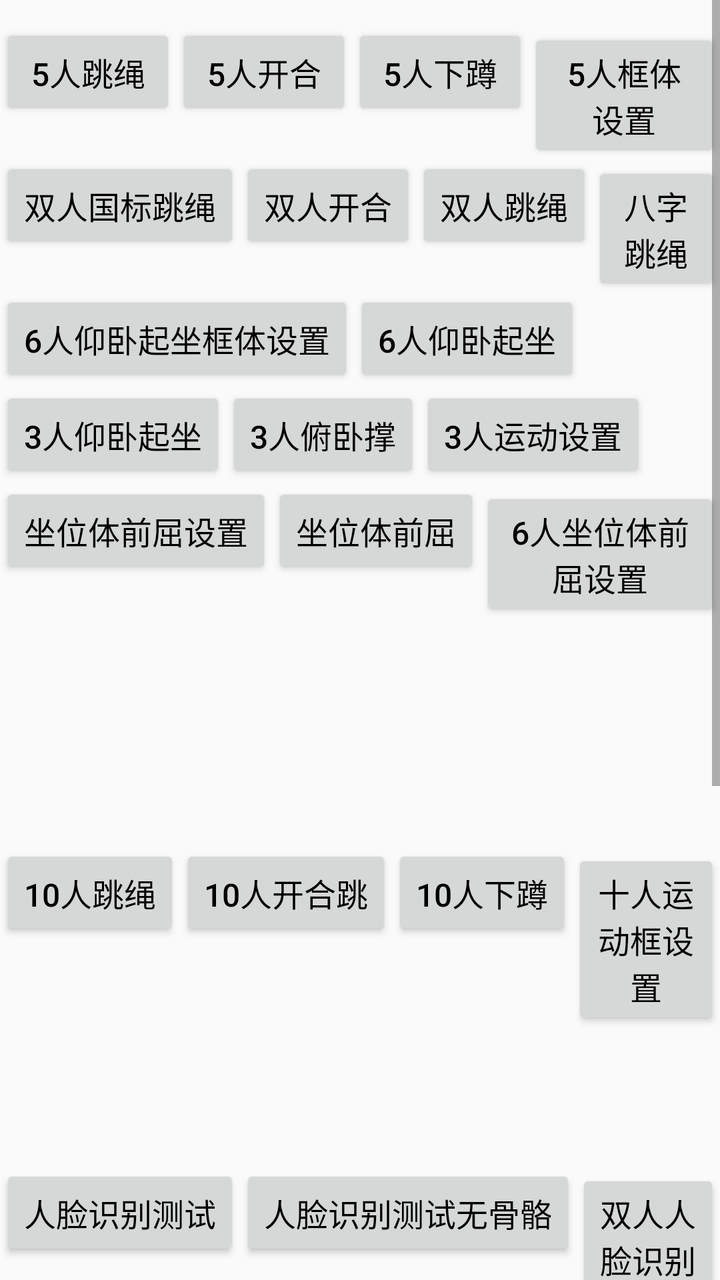
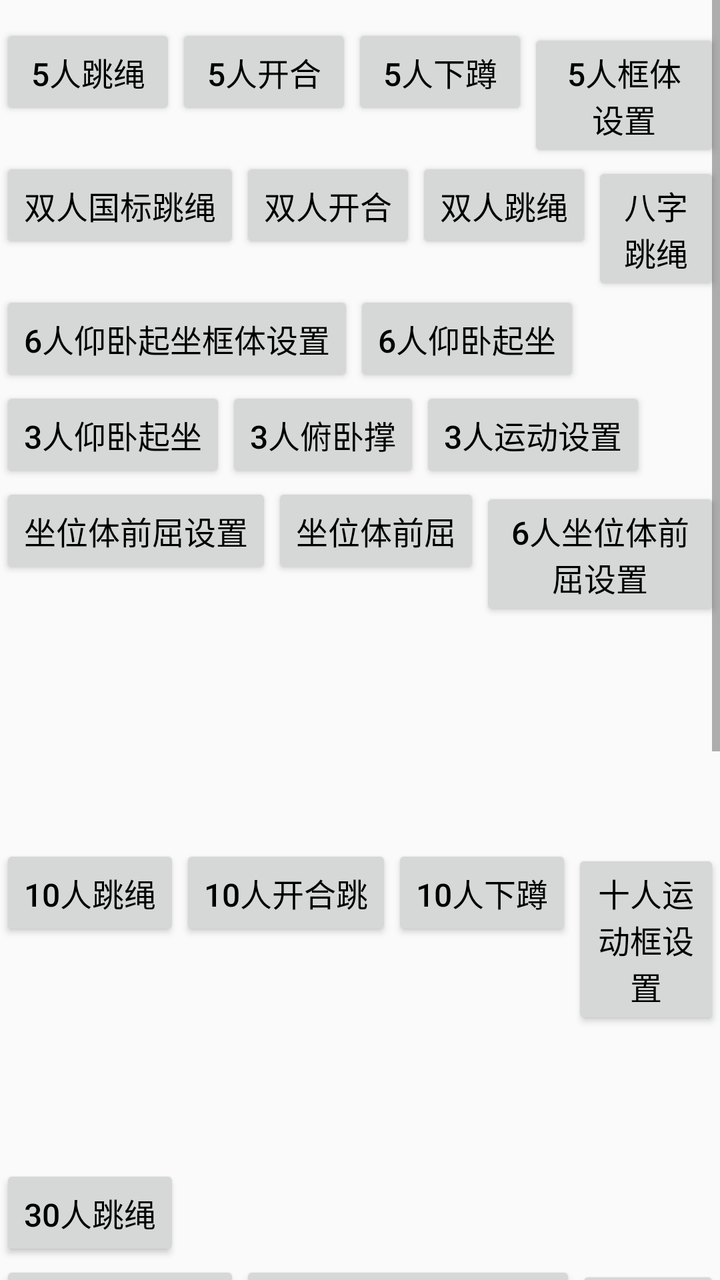

Screens rendered from an Android XML layout before and after an edit, with the pre-edit source and the edit as a unified diff.
<!-- AndroidManifest.xml: application theme AppTheme -->
<!-- res/layout/ac_main.xml -->
<?xml version="1.0" encoding="utf-8"?>
<androidx.constraintlayout.widget.ConstraintLayout xmlns:android="http://schemas.android.com/apk/res/android"
    xmlns:app="http://schemas.android.com/apk/res-auto"
    android:layout_width="match_parent"
    android:layout_height="match_parent">

    <ScrollView
        android:layout_width="match_parent"
        android:layout_height="match_parent"
        android:layout_centerHorizontal="true"
        android:scrollbars="vertical">

        <LinearLayout
            android:layout_width="wrap_content"
            android:layout_height="wrap_content"
            android:layout_centerInParent="true"
            android:orientation="vertical"
            android:paddingTop="12dp"
            android:paddingBottom="12dp">

            <LinearLayout
                android:layout_width="wrap_content"
                android:layout_height="wrap_content"
                android:orientation="horizontal">

                <Button
                    android:id="@+id/bnt_0"
                    android:layout_width="wrap_content"
                    android:layout_height="wrap_content"
                    android:text="5人跳绳"
                    android:textColor="@color/color_black"
                    android:textSize="16sp" />

                <Button
                    android:id="@+id/bnt_3"
                    android:layout_width="wrap_content"
                    android:layout_height="wrap_content"
                    android:text="5人开合"
                    android:textColor="@color/color_black"
                    android:textSize="16sp" />

                <Button
                    android:id="@+id/bnt_4"
                    android:layout_width="wrap_content"
                    android:layout_height="wrap_content"
                    android:text="5人下蹲"
                    android:textColor="@color/color_black"
                    android:textSize="16sp" />
                <Button
                    android:id="@+id/bnt_5_region_set"
                    android:layout_width="wrap_content"
                    android:layout_height="wrap_content"
                    android:text="5人框体设置"
                    android:textColor="@color/color_black"
                    android:textSize="16sp" />

            </LinearLayout>

            <LinearLayout
                android:layout_width="match_parent"
                android:layout_height="wrap_content"
                android:contentDescription="双人运动">

                <Button
                    android:id="@+id/btn_skip_gb"
                    android:layout_width="wrap_content"
                    android:layout_height="wrap_content"
                    android:text="双人国标跳绳"
                    android:textColor="@color/color_black"
                    android:textSize="16sp" />
                <Button
                    android:id="@+id/btn_double_open_close"
                    android:layout_width="wrap_content"
                    android:layout_height="wrap_content"
                    android:text="双人开合"
                    android:textColor="@color/color_black"
                    android:textSize="16sp" />

                <Button
                    android:id="@+id/btn_skip"
                    android:layout_width="wrap_content"
                    android:layout_height="wrap_content"
                    android:text="双人跳绳"
                    android:textColor="@color/color_black"
                    android:textSize="16sp" />

                <Button
                    android:id="@+id/btn_skip_eight"
                    android:layout_width="wrap_content"
                    android:layout_height="wrap_content"
                    android:text="八字跳绳"
                    android:textColor="@color/color_black"
                    android:textSize="16sp" />
            </LinearLayout>

            <LinearLayout
                android:layout_width="match_parent"
                android:layout_height="wrap_content"
                android:contentDescription="双人运动">
                <Button
                    android:id="@+id/btn_six_ywqz_set"
                    android:layout_width="wrap_content"
                    android:layout_height="wrap_content"
                    android:text="6人仰卧起坐框体设置"
                    android:textColor="@color/color_black"
                    android:textSize="16sp" />
                <Button
                    android:id="@+id/btn_six_ywqz"
                    android:layout_width="wrap_content"
                    android:layout_height="wrap_content"
                    android:text="6人仰卧起坐"
                    android:textColor="@color/color_black"
                    android:textSize="16sp" />
            </LinearLayout>

            <LinearLayout
                android:layout_width="wrap_content"
                android:layout_height="wrap_content">

                <Button
                    android:id="@+id/bnt_8"
                    android:layout_width="wrap_content"
                    android:layout_height="wrap_content"
                    android:text="3人仰卧起坐"
                    android:textColor="@color/color_black"
                    android:textSize="16sp" />

                <Button
                    android:id="@+id/bnt_9"
                    android:layout_width="wrap_content"
                    android:layout_height="wrap_content"
                    android:text="3人俯卧撑"
                    android:textColor="@color/color_black"
                    android:textSize="16sp" />

                <Button
                    android:id="@+id/btn_three_set"
                    android:layout_width="wrap_content"
                    android:layout_height="wrap_content"
                    android:text="3人运动设置"
                    android:textColor="@color/color_black"
                    android:textSize="16sp" />

            </LinearLayout>

            <LinearLayout
                android:layout_width="wrap_content"
                android:layout_height="wrap_content"
                android:orientation="horizontal">


                <Button
                    android:id="@+id/bnt_10"
                    android:layout_width="wrap_content"
                    android:layout_height="wrap_content"
                    android:text="坐位体前屈设置"
                    android:textColor="@color/color_black"
                    android:textSize="16sp" />

                <Button
                    android:id="@+id/bnt_zw"
                    android:layout_width="wrap_content"
                    android:layout_height="wrap_content"
                    android:text="坐位体前屈"
                    android:textColor="@color/color_black"
                    android:textSize="16sp" />

                <Button
                    android:id="@+id/btn_forward_6_set"
                    android:layout_width="wrap_content"
                    android:layout_height="wrap_content"
                    android:text="6人坐位体前屈设置"
                    android:textColor="@color/color_black"
                    android:textSize="16sp" />

                <Button
                    android:id="@+id/btn_forward_6"
                    android:layout_width="wrap_content"
                    android:layout_height="wrap_content"
                    android:text="6人坐位体前屈"
                    android:textColor="@color/color_black"
                    android:textSize="16sp" />

            </LinearLayout>

            <LinearLayout
                android:layout_width="wrap_content"
                android:layout_height="wrap_content"
                android:orientation="horizontal">

                <Button
                    android:id="@+id/bnt_11"
                    android:layout_width="wrap_content"
                    android:layout_height="wrap_content"
                    android:text="10人跳绳"
                    android:textColor="@color/color_black"
                    android:textSize="16sp" />

                <Button
                    android:id="@+id/btn_ten_open_close"
                    android:layout_width="wrap_content"
                    android:layout_height="wrap_content"
                    android:text="10人开合跳"
                    android:textColor="@color/color_black"
                    android:textSize="16sp" />

                <Button
                    android:id="@+id/btn_ten_squat"
                    android:layout_width="wrap_content"
                    android:layout_height="wrap_content"
                    android:text="10人下蹲"
                    android:textColor="@color/color_black"
                    android:textSize="16sp" />

                <Button
                    android:id="@+id/btn_10_region_set"
                    android:layout_width="wrap_content"
                    android:layout_height="wrap_content"
                    android:text="十人运动框设置"
                    android:textColor="@color/color_black"
                    android:textSize="16sp" />

                <Button
                    android:id="@+id/btn_ipc_set"
                    android:layout_width="wrap_content"
                    android:layout_height="wrap_content"
                    android:text="IPC设置"
                    android:textColor="@color/color_black"
                    android:textSize="16sp" />

                <Button
                    android:id="@+id/btn_ten_face"
                    android:layout_width="wrap_content"
                    android:layout_height="wrap_content"
                    android:text="十人人脸识别"
                    android:textColor="@color/color_black"
                    android:textSize="16sp" />
            </LinearLayout>

            <LinearLayout
                android:layout_width="wrap_content"
                android:layout_height="wrap_content">

                <Button
                    android:id="@+id/btn_face_test"
                    android:layout_width="wrap_content"
                    android:layout_height="wrap_content"
                    android:text="人脸识别测试"
                    android:textColor="@color/color_black"
                    android:textSize="16sp" />

                <Button
                    android:id="@+id/btn_face_test2"
                    android:layout_width="wrap_content"
                    android:layout_height="wrap_content"
                    android:text="人脸识别测试无骨骼"
                    android:textColor="@color/color_black"
                    android:textSize="16sp" />

                <Button
                    android:id="@+id/btn_double_face"
                    android:layout_width="wrap_content"
                    android:layout_height="wrap_content"
                    android:text="双人人脸识别测试"
                    android:textColor="@color/color_black"
                    android:textSize="16sp" />

                <Button
                    android:id="@+id/btn_pic_identify"
                    android:layout_width="wrap_content"
                    android:layout_height="wrap_content"
                    android:text="图片人脸识别"
                    android:textColor="@color/color_black"
                    android:textSize="16sp" />
                <Button
                    android:id="@+id/btn_processor_identify"
                    android:layout_width="wrap_content"
                    android:layout_height="wrap_content"
                    android:text="人脸识别processor"
                    android:textColor="@color/color_black"
                    android:textSize="16sp" />

            </LinearLayout>

            <LinearLayout
                android:layout_width="wrap_content"
                android:layout_height="wrap_content">

                <Button
                    android:id="@+id/btn_nfc_test"
                    android:layout_width="wrap_content"
                    android:layout_height="wrap_content"
                    android:text="NFC读卡测试"
                    android:textColor="@color/color_black"
                    android:textSize="16sp" />
            </LinearLayout>

            <LinearLayout
                android:layout_width="wrap_content"
                android:layout_height="wrap_content">

                <Button
                    android:id="@+id/btn_body_test"
                    android:layout_width="wrap_content"
                    android:layout_height="wrap_content"
                    android:text="框体测试"
                    android:textColor="@color/color_black"
                    android:textSize="16sp" />
                <Button
                    android:id="@+id/btn_frame_animation_test"
                    android:layout_width="wrap_content"
                    android:layout_height="wrap_content"
                    android:text="多序列帧动画"
                    android:textColor="@color/color_black"
                    android:textSize="16sp" />
                <Button
                    android:id="@+id/btn_gesture"
                    android:layout_width="wrap_content"
                    android:layout_height="wrap_content"
                    android:text="手势识别"
                    android:textColor="@color/color_black"
                    android:textSize="16sp" />
            </LinearLayout>

            
            <LinearLayout
                android:layout_width="wrap_content"
                android:layout_height="wrap_content">

                <Button
                    android:id="@+id/btn_bmi_setting"
                    android:layout_width="wrap_content"
                    android:layout_height="wrap_content"
                    android:text="BMI设置"
                    android:textColor="@color/color_black"
                    android:textSize="16sp" />

                <Button
                    android:id="@+id/btn_bmi_sport"
                    android:layout_width="wrap_content"
                    android:layout_height="wrap_content"
                    android:text="BMI运动"
                    android:textColor="@color/color_black"
                    android:textSize="16sp" />

                <Button
                    android:id="@+id/btn_lung_setting"
                    android:layout_width="wrap_content"
                    android:layout_height="wrap_content"
                    android:text="肺活量设置"
                    android:textColor="@color/color_black"
                    android:textSize="16sp" />

                <Button
                    android:id="@+id/btn_lung_sport"
                    android:layout_width="wrap_content"
                    android:layout_height="wrap_content"
                    android:text="肺活量运动"
                    android:textColor="@color/color_black"
                    android:textSize="16sp" />
            </LinearLayout>

        </LinearLayout>

    </ScrollView>

    <TextView
        android:id="@+id/tv_org_id"
        android:layout_width="wrap_content"
        android:layout_height="wrap_content"
        android:layout_marginEnd="@dimen/dp_60"
        android:layout_marginBottom="@dimen/dp_60"
        app:layout_constraintBottom_toBottomOf="parent"
        app:layout_constraintEnd_toEndOf="parent" />
</androidx.constraintlayout.widget.ConstraintLayout>
<!-- resources referenced by this layout -->
<resources>
  <color name="color_black">#000000</color>
  <dimen name="dp_60">60dp</dimen>
  <style name="AppTheme" parent="Theme.AppCompat.DayNight.NoActionBar">
          <item name="colorPrimary">#00FFFF</item>
          <item name="colorPrimaryDark">#FFFFFF</item>
          <item name="colorAccent">#FFFF00</item>
          <item name="android:windowActionBar">false</item>
          <item name="android:windowNoTitle">true</item>
          <item name="android:windowContentTransitions">true</item>
          <item name="android:statusBarColor">@android:color/transparent</item>
          <item name="android:windowFullscreen">true</item>
          <item name="android:windowTranslucentNavigation">true</item>
          <item name="android:windowTranslucentStatus">true</item>
          <item name="android:windowDisablePreview">true</item>
      </style>
</resources>

<!-- the commit's change to res/layout/ac_main.xml (unified diff, before → after) -->
@@ -233,6 +233,19 @@
                     android:layout_width="wrap_content"
                     android:layout_height="wrap_content"
                     android:text="十人人脸识别"
+                    android:textColor="@color/color_black"
+                    android:textSize="16sp" />
+            </LinearLayout>
+
+            <LinearLayout
+                android:layout_width="wrap_content"
+                android:layout_height="wrap_content"
+                android:orientation="horizontal">
+                <Button
+                    android:id="@+id/btn_thirty_skip"
+                    android:layout_width="wrap_content"
+                    android:layout_height="wrap_content"
+                    android:text="30人跳绳"
                     android:textColor="@color/color_black"
                     android:textSize="16sp" />
             </LinearLayout>
